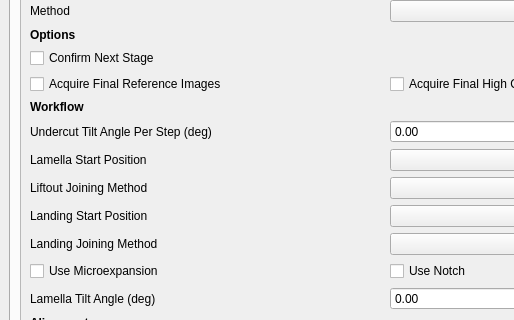
DeMarcoLab/autolamella, file autolamella/ui/qt/AutoLamellaUI.ui: the form before one commit; both pictures show x 0 to 514 and y 132 to 452 of the 788 by 1234 pixel window.
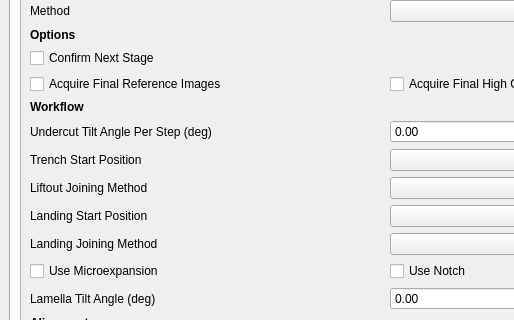
The form after the commit. The open tabs and pages were chosen to show the change.

Commit message: rename lamella_start_position to trench_start_position

The edit to the form file:
```diff
--- a/autolamella/ui/qt/AutoLamellaUI.ui
+++ b/autolamella/ui/qt/AutoLamellaUI.ui
@@ -319,7 +319,7 @@
             <item row="8" column="0">
              <widget class="QLabel" name="label_options_lamella_start_position">
               <property name="text">
-               <string>Lamella Start Position</string>
+               <string>Trench Start Position</string>
               </property>
              </widget>
             </item>
```
Left out of the diff: 4 changed lines with no effect on the pictures. The commit also changes 8 other files.
